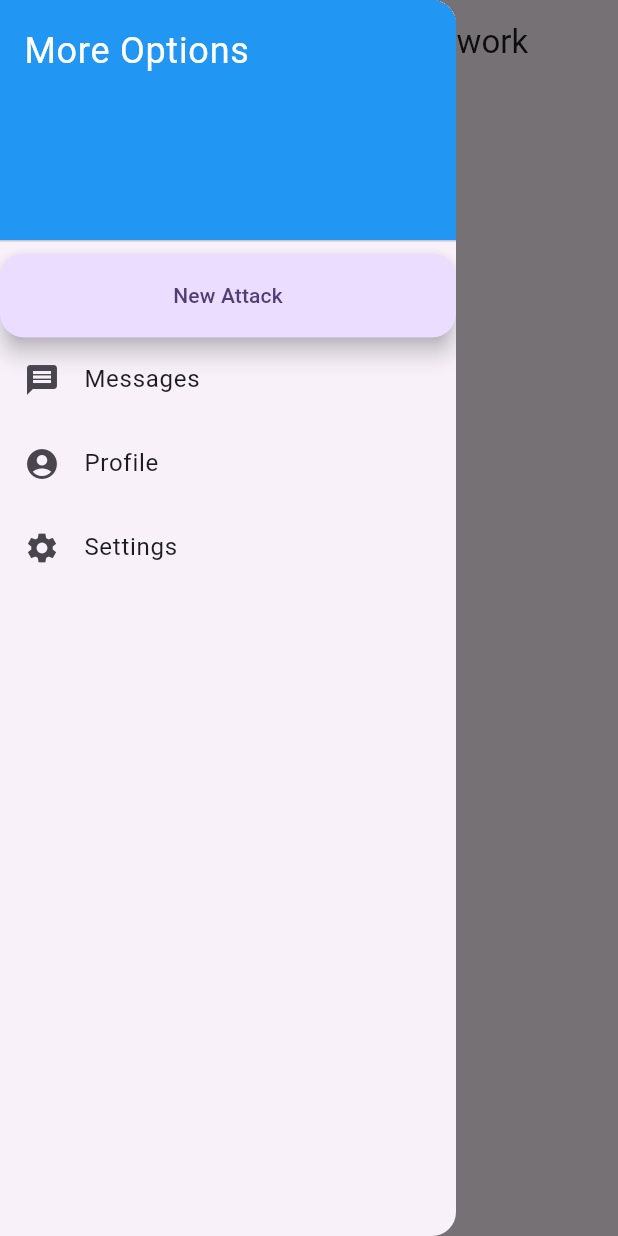
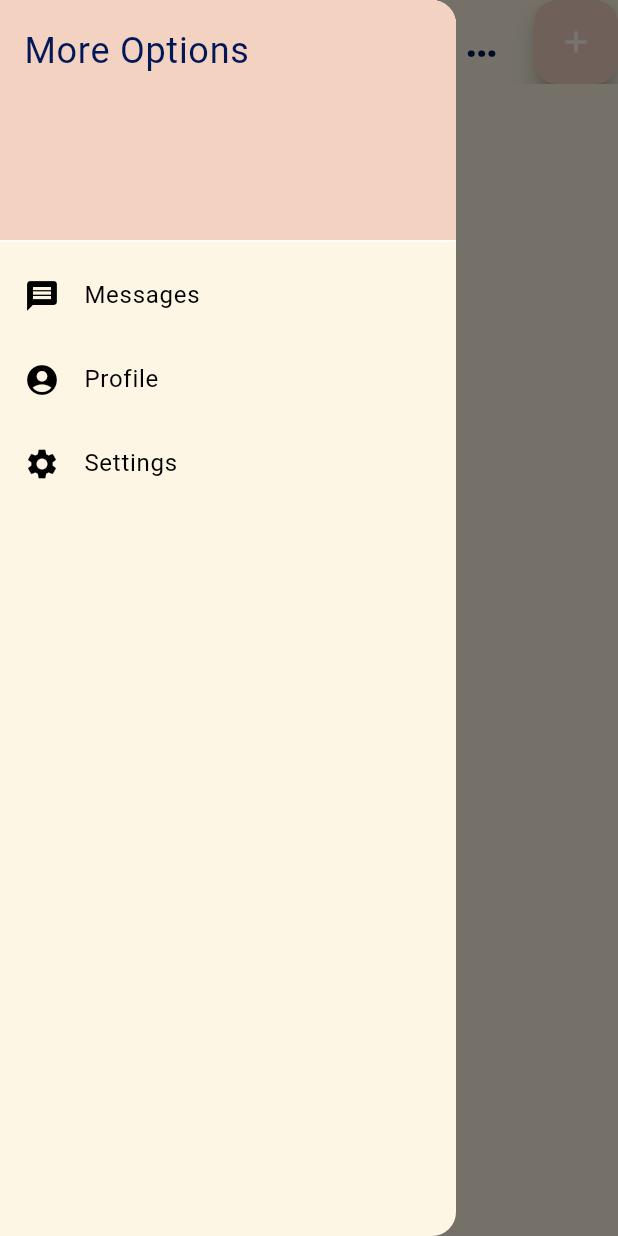
Before and after one commit to KaptenASP/Phishing-Framework, a Flutter app: the screen it shows after launch, with the side drawer open, on a phone screen of 412 x 824 dp. Run offline on Flutter 3.47's test engine with Material 2 defaults, Android fonts, the phone set to English and light mode, and no system bars; our stand-ins replace localstorage.

Commit message:
Updated layout + started adding file save features

```diff
--- a/lib/attack.dart
+++ b/lib/attack.dart
@@ -1,13 +1,24 @@
+import 'package:phishing_framework/file_helper.dart';
 import 'package:phishing_framework/victim.dart';
+
+String idGenerator() {
+  final now = DateTime.now();
+  return now.microsecondsSinceEpoch.toString();
+}
 
 class PhishingAttack {
   String name;
   String url;
   String description;
+  late String id;
 
   final List<Victim> _victims = List.empty(growable: true);
 
-  PhishingAttack(this.name, this.url, this.description);
+  PhishingAttack.create(this.name, this.url, this.description) {
+    id = idGenerator();
+  }
+
+  PhishingAttack.fromid(this.name, this.url, this.description, this.id);
 
   void addVictim(Victim victim) {
     victims.add(victim);
@@ -15,4 +26,45 @@ class PhishingAttack {
 
   // get victims
   List<Victim> get victims => _victims;
+
+  static PhishingAttack fromJson(MapEntry<String, dynamic> json) =>
+      PhishingAttack.fromid(
+        json.value['name'] as String,
+        json.value['url'] as String,
+        json.value['description'] as String,
+        json.value['id'] as String,
+      );
+
+  Map<String, dynamic> toJson() => {
+        'name': name,
+        'url': url,
+        'description': description,
+        'id': id,
+      };
 }
+
+Future<void> saveAllAttacks(List<PhishingAttack> attacks) async {
+  Map<String, dynamic> m = {};
+
+  for (final attack in attacks) {
+    m[attack.id] = attack.toJson();
+  }
+
+  Storage.instance.saveToStorage('attacks', m);
+}
+
+List<PhishingAttack> loadAllAttacks() {
+  final Map<String, dynamic>? m = Storage.instance.loadFromStorage('attacks');
+
+  if (m == null) {
+    return [];
+  }
+
+  final List<PhishingAttack> attacks = [];
+
+  for (final entry in m.entries) {
+    attacks.add(PhishingAttack.fromJson(entry));
+  }
+
+  return attacks;
+}
--- /dev/null
+++ b/lib/colours.dart
@@ -0,0 +1,38 @@
+import 'package:flutter/material.dart';
+
+class AppScheme {
+  // General Colours
+  static Color backgroundColor = const Color.fromARGB(255, 254, 246, 228);
+  static Color primaryColor = const Color.fromARGB(255, 243, 210, 193);
+  static Color secondaryColor = const Color.fromARGB(255, 139, 211, 221);
+  static Color tertiaryColor = const Color.fromARGB(255, 245, 130, 174);
+
+  // Font Colours:
+  static Color headlineColor = const Color.fromARGB(255, 0, 24, 88);
+  static Color paragraphColor = const Color.fromARGB(255, 23, 44, 102);
+
+  // Styles:
+  static TextStyle headlineStyle = TextStyle(
+    color: headlineColor,
+    fontWeight: FontWeight.bold,
+    fontSize: 30,
+  );
+
+  static TextStyle secondaryHeader = TextStyle(
+    color: headlineColor,
+    fontWeight: FontWeight.bold,
+    fontSize: 20,
+  );
+
+  static TextStyle tertiaryHeader = TextStyle(
+    color: headlineColor,
+    fontWeight: FontWeight.bold,
+    fontSize: 15,
+  );
+
+  static TextStyle paragraphStyle = TextStyle(
+    color: paragraphColor,
+    fontWeight: FontWeight.normal,
+    fontSize: 15,
+  );
+}
--- a/lib/main.dart
+++ b/lib/main.dart
@@ -1,5 +1,6 @@
 import 'package:flutter/material.dart';
 import 'package:phishing_framework/attack.dart';
+import 'package:phishing_framework/colours.dart';
 import 'package:phishing_framework/phishing_homepage.dart';
 
 void main() {
@@ -14,7 +15,11 @@ class MyApp extends StatelessWidget {
     return MaterialApp(
       title: 'Phishing Framework',
       theme: ThemeData(
-        colorScheme: ColorScheme.fromSeed(seedColor: Colors.deepPurple),
+        colorScheme: ColorScheme.fromSwatch(
+          brightness: Brightness.light,
+          backgroundColor: AppScheme.backgroundColor,
+          cardColor: AppScheme.backgroundColor,
+        ),
         useMaterial3: true,
       ),
       home: const HomePage(),
@@ -30,29 +35,25 @@ class HomePage extends StatefulWidget {
 }
 
 class _HomePageState extends State<HomePage> {
-  final List<PhishingAttack> _pages = List.empty(growable: true);
+  final List<PhishingAttack> _phishing_attacks = [];
+
+  @override
+  void initState() {
+    _phishing_attacks.addAll(loadAllAttacks());
+    super.initState();
+  }
 
   @override
   Widget build(BuildContext context) {
     return Scaffold(
-      appBar: AppBar(title: const Text("Aditya's Phishing Framework")),
-      drawer: Drawer(
-        child: ListView(
-          padding: EdgeInsets.zero,
-          children: <Widget>[
-            const DrawerHeader(
-              decoration: BoxDecoration(
-                color: Colors.blue,
+      appBar: AppBar(
+        title: Text(
+          "Aditya's Phishing Framework",
+          style: AppScheme.headlineStyle,
         ),
-              child: Text(
-                'More Options',
-                style: TextStyle(
-                  color: Colors.white,
-                  fontSize: 24,
-                ),
-              ),
-            ),
-            FloatingActionButton.extended(
+        actions: [
+          FloatingActionButton(
+            backgroundColor: AppScheme.primaryColor,
             onPressed: () => showDialog(
               context: context,
               builder: (BuildContext context) {
@@ -69,13 +70,13 @@ class _HomePageState extends State<HomePage> {
                     mainAxisSize: MainAxisSize.min,
                     children: [
                       TextField(
-                                decoration: const InputDecoration(
-                                    labelText: "Attack Name"),
+                        decoration:
+                            const InputDecoration(labelText: "Attack Name"),
                         controller: attackNameontroller,
                       ),
                       TextField(
-                                decoration: const InputDecoration(
-                                    labelText: "Attack URL"),
+                        decoration:
+                            const InputDecoration(labelText: "Attack URL"),
                         controller: attackURLController,
                       ),
                       TextField(
@@ -94,12 +95,13 @@ class _HomePageState extends State<HomePage> {
                       onPressed: () {
                         setState(
                           () {
-                                    _pages.add(
-                                      PhishingAttack(
+                            _phishing_attacks.add(PhishingAttack.create(
                               attackNameontroller.text,
+                              attackURLController.text,
                               attackDescController.text,
-                                          attackURLController.text),
-                                    );
+                            ));
+
+                            saveAllAttacks(_phishing_attacks);
                           },
                         );
                         Navigator.pop(context);
@@ -110,7 +112,26 @@ class _HomePageState extends State<HomePage> {
                 );
               },
             ),
-                label: const Text("New Attack")),
+            child: const Icon(Icons.add),
+          ),
+        ],
+      ),
+      drawer: Drawer(
+        child: ListView(
+          padding: EdgeInsets.zero,
+          children: <Widget>[
+            DrawerHeader(
+              decoration: BoxDecoration(
+                color: AppScheme.primaryColor,
+              ),
+              child: Text(
+                'More Options',
+                style: TextStyle(
+                  color: AppScheme.headlineColor,
+                  fontSize: 24,
+                ),
+              ),
+            ),
             const ListTile(
               leading: Icon(Icons.message),
               title: Text('Messages'),
@@ -127,7 +148,7 @@ class _HomePageState extends State<HomePage> {
         ),
       ),
       body: ListView(
-        children: _pages
+        children: _phishing_attacks
             .map(
               (e) => InkWell(
                 onTap: () {
@@ -141,9 +162,16 @@ class _HomePageState extends State<HomePage> {
                   );
                 },
                 child: ListTile(
-                  leading: CircleAvatar(child: Text(e.name.characters.first)),
+                  leading: CircleAvatar(
+                    backgroundColor: AppScheme.primaryColor,
+                    foregroundColor: AppScheme.paragraphColor,
+                    child: Text(e.name.characters.first.toUpperCase(),
+                        style: const TextStyle(
+                          fontWeight: FontWeight.bold,
+                        )),
+                  ),
                   title: Text(e.name),
-                  subtitle: Text('Click to navigate to ${e.name}'),
+                  subtitle: Text(e.description),
                   trailing: const Icon(Icons.favorite_rounded),
                 ),
               ),
--- a/pubspec.yaml
+++ b/pubspec.yaml
@@ -30,6 +30,8 @@ environment:
 dependencies:
   flutter:
     sdk: flutter
+  localstorage: ^4.0.0+1
+
 
 
   # The following adds the Cupertino Icons font to your application.
```
Also changed, not shown: lib/file_helper.dart (added, +25 -0 lines), lib/phishing_homepage.dart (+51 -2 lines), pubspec.lock, 1 other file. Lines whose indentation alone changed are shown as unchanged.
